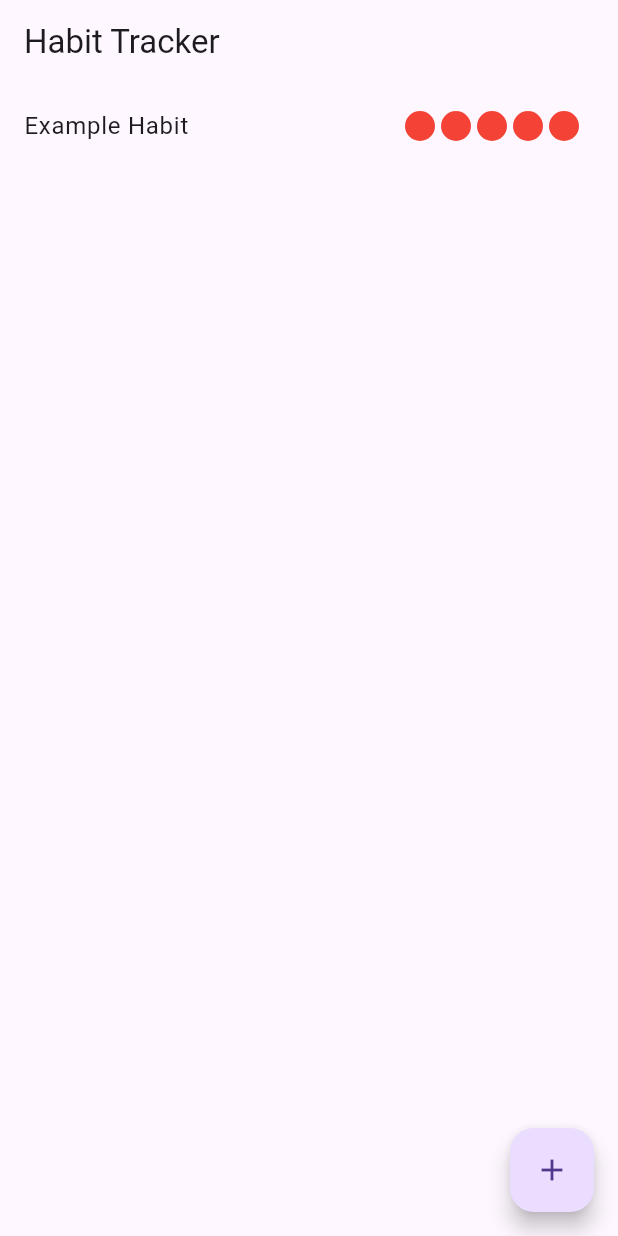
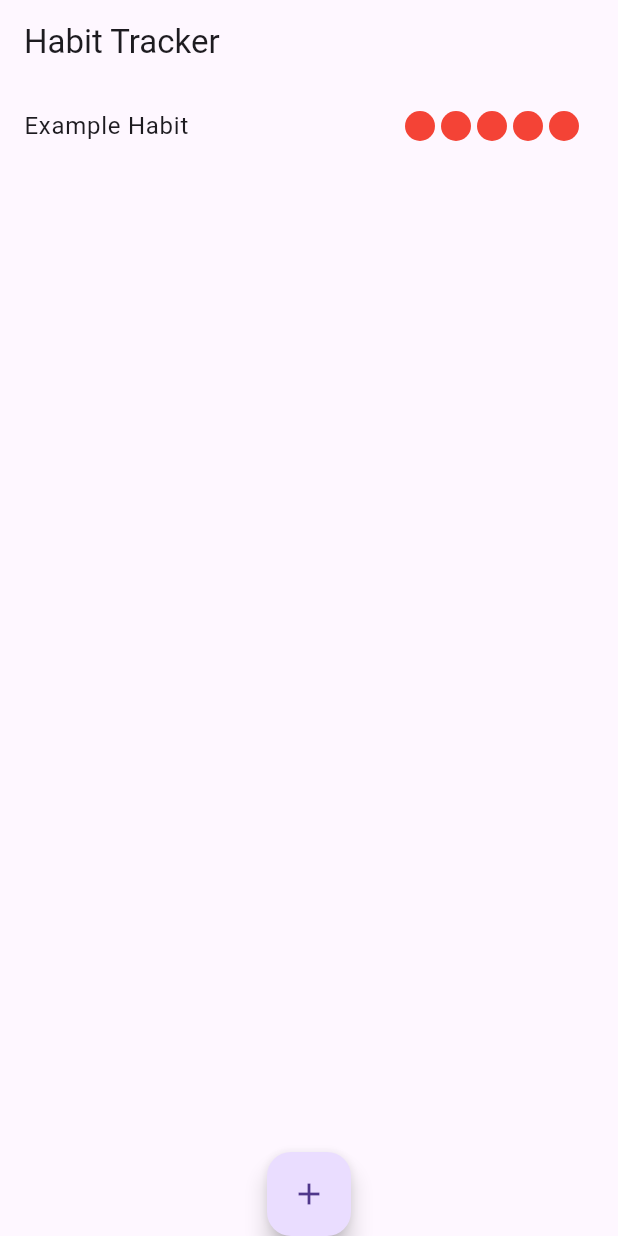
Before and after one commit to msathia/HealthApp, a Flutter app: the screen it shows after launch, on a phone screen of 412 x 824 dp. Run offline on Flutter 3.47's test engine with Material 3 defaults, Android fonts, the phone set to English and light mode, and no system bars.

Commit message:
Moved the Add button to the center

```diff
--- a/lib/screens/habit_list_screen.dart
+++ b/lib/screens/habit_list_screen.dart
@@ -100,8 +100,11 @@ class _HabitListScreenState extends State<HabitListScreen> {
             });
           }
         },
-        child: Icon(Icons.add),
+        child: Center(
+          child: Icon(Icons.add),
+        ),
       ),
+      floatingActionButtonLocation: FloatingActionButtonLocation.centerDocked,
     );
   }
 }
```
